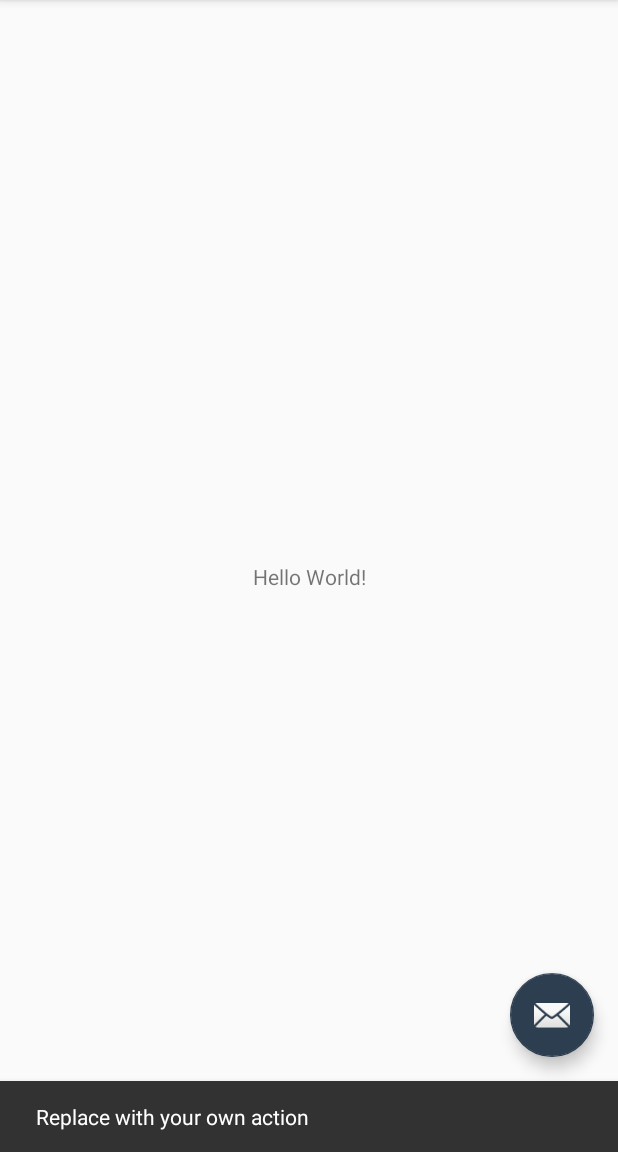
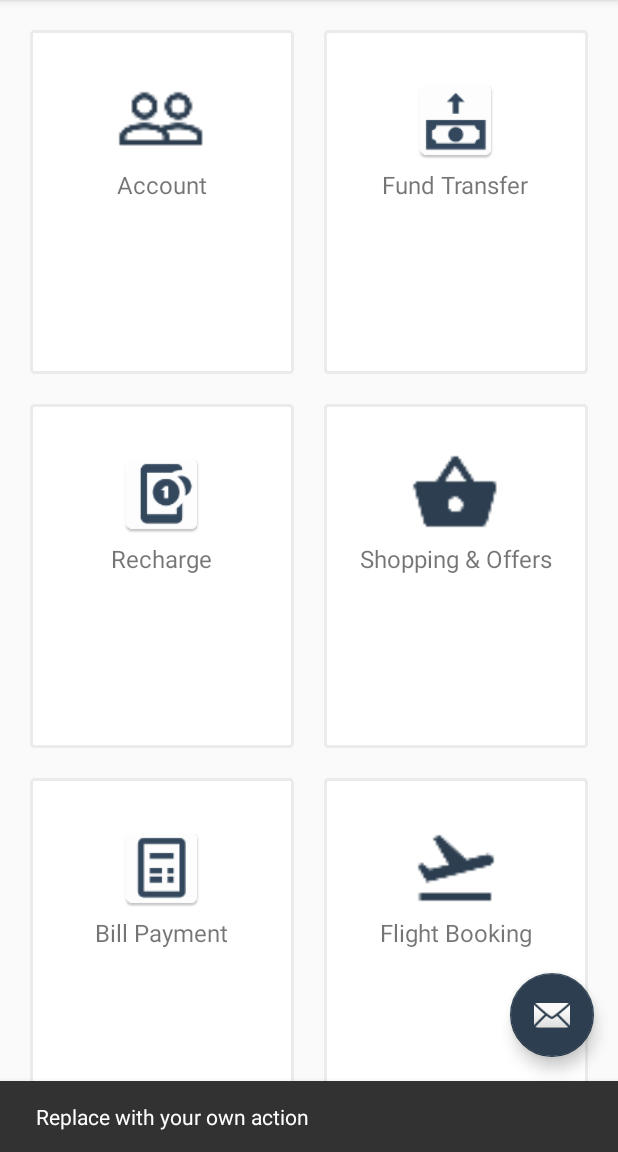
Before and after one commit to RishikaPriya/Hackathon, an Android app: the MainActivity screen opened directly, with no data from a screen before it, after a tap on an icon or button, on a phone screen of 412 x 824 dp, the part 84-1236 px from its top. Run offline under Robolectric (Android 15) with nearby library versions, the phone set to English and light mode, and no system bars; network calls fail.

Commit message:
Added Home Screen

```diff
--- a/app/src/main/java/com/example/rishikapriya/barclaycard/MainActivity.java
+++ b/app/src/main/java/com/example/rishikapriya/barclaycard/MainActivity.java
@@ -12,6 +12,10 @@ import android.support.v7.app.AppCompatActivity;
 import android.support.v7.widget.Toolbar;
 import android.view.Menu;
 import android.view.MenuItem;
+
+import com.example.rishikapriya.barclaycard.deals.MyOffersFragment;
+import com.example.rishikapriya.barclaycard.summary.Account;
+import com.example.rishikapriya.barclaycard.summary.AccountSummaryFragment;
 
 public class MainActivity extends AppCompatActivity implements NavigationView.OnNavigationItemSelectedListener {
 
@@ -39,6 +43,18 @@ public class MainActivity extends AppCompatActivity implements NavigationView.On
 
         NavigationView navigationView = (NavigationView) findViewById(R.id.nav_view);
         navigationView.setNavigationItemSelectedListener(this);
+        showMyOffersFragment();
+    }
+
+    private void showMyOffersFragment() {
+        getSupportFragmentManager().beginTransaction().replace(R.id.content_frame, MyOffersFragment.newInstance(),MyOffersFragment.class.toString()).commit();
+    }
+
+    private void showAccountSummaryFragment() {
+        getSupportFragmentManager().beginTransaction().replace(R.id.content_frame, AccountSummaryFragment.newInstance(new Account()),AccountSummaryFragment.class.toString());
+    }
+
+    private void pushFragment() {
     }
 
     @Override
@@ -79,19 +95,19 @@ public class MainActivity extends AppCompatActivity implements NavigationView.On
         // Handle navigation view item clicks here.
         int id = item.getItemId();
 
-       /* if (id == R.id.nav_camera) {
+        if (id == R.id.nav_summary) {
             // Handle the camera action
-        } else if (id == R.id.nav_gallery) {
+        } else if (id == R.id.nav_deals) {
+            showMyOffersFragment();
+        } else if (id == R.id.nav_notification) {
 
-        } else if (id == R.id.nav_slideshow) {
+        } else if (id == R.id.nav_payments) {
 
-        } else if (id == R.id.nav_manage) {
+        } else if (id == R.id.nav_rewards) {
 
-        } else if (id == R.id.nav_share) {
+        } else if (id == R.id.nav_transactions) {
 
-        } else if (id == R.id.nav_send) {
-
-        }*/
+        }
 
         DrawerLayout drawer = (DrawerLayout) findViewById(R.id.drawer_layout);
         drawer.closeDrawer(GravityCompat.START);
--- /dev/null
+++ b/app/src/main/java/com/example/rishikapriya/barclaycard/deals/MyOffersFragment.java
@@ -0,0 +1,29 @@
+package com.example.rishikapriya.barclaycard.deals;
+
+import android.os.Bundle;
+import android.support.annotation.Nullable;
+import android.support.v4.app.Fragment;
+import android.view.LayoutInflater;
+import android.view.View;
+import android.view.ViewGroup;
+
+import com.example.rishikapriya.barclaycard.R;
+
+
+/**
+ * Created by rishikapriya on 17/11/17.
+ */
+
+public class MyOffersFragment extends Fragment {
+    public static Fragment newInstance() {
+        return new MyOffersFragment();
+    }
+
+    @Nullable
+    @Override
+    public View onCreateView(LayoutInflater inflater, @Nullable ViewGroup container, @Nullable Bundle savedInstanceState) {
+        View view = inflater.inflate(R.layout.offers_layout,null,false);
+
+        return view;
+    }
+}
--- /dev/null
+++ b/app/src/main/java/com/example/rishikapriya/barclaycard/summary/Account.java
@@ -0,0 +1,16 @@
+package com.example.rishikapriya.barclaycard.summary;
+
+import java.io.Serializable;
+
+/**
+ * Created by rishikapriya on 17/11/17.
+ */
+
+public class Account implements Serializable{
+
+    private double balance;
+    private String walletCode;
+    private String name;
+    private String address;
+
+}
--- /dev/null
+++ b/app/src/main/java/com/example/rishikapriya/barclaycard/summary/AccountSummaryFragment.java
@@ -0,0 +1,45 @@
+package com.example.rishikapriya.barclaycard.summary;
+
+import android.os.Bundle;
+import android.support.annotation.Nullable;
+import android.support.v4.app.Fragment;
+import android.view.LayoutInflater;
+import android.view.View;
+import android.view.ViewGroup;
+
+import com.example.rishikapriya.barclaycard.R;
+
+/**
+ * Created by rishikapriya on 17/11/17.
+ */
+
+public class AccountSummaryFragment extends Fragment {
+
+    private Account account ;
+
+    public static AccountSummaryFragment newInstance(Account account) {
+
+        Bundle args = new Bundle();
+
+        AccountSummaryFragment fragment = new AccountSummaryFragment();
+        args.putSerializable("account",account);
+        fragment.setArguments(args);
+        return fragment;
+    }
+
+    @Nullable
+    @Override
+    public View onCreateView(LayoutInflater inflater, @Nullable ViewGroup container, @Nullable Bundle savedInstanceState) {
+        View view = inflater.inflate(R.layout.account_summary, null, false);
+        return view;
+    }
+
+    @Override
+    public void onCreate(@Nullable Bundle savedInstanceState) {
+        super.onCreate(savedInstanceState);
+        Bundle arg = getArguments();
+
+        account = (Account) arg.getSerializable("account");
+
+    }
+}
--- /dev/null
+++ b/app/src/main/res/drawable/background.xml
@@ -0,0 +1,10 @@
+<?xml version="1.0" encoding="utf-8"?>
+<shape xmlns:android="http://schemas.android.com/apk/res/android"
+    android:shape="rectangle">
+    <gradient android:startColor="@color/white"
+        android:endColor="@color/white"
+        android:angle="270"/>
+    <corners android:radius="@dimen/dimen_2dp"/>
+    <stroke android:width="@dimen/dimen_2dp" android:color="@color/light_grey" />
+
+</shape>
--- /dev/null
+++ b/app/src/main/res/layout/account_summary.xml
@@ -0,0 +1,6 @@
+<?xml version="1.0" encoding="utf-8"?>
+<android.support.constraint.ConstraintLayout
+    xmlns:android="http://schemas.android.com/apk/res/android" android:layout_width="match_parent"
+    android:layout_height="match_parent">
+
+</android.support.constraint.ConstraintLayout>
--- a/app/src/main/res/layout/content_main.xml
+++ b/app/src/main/res/layout/content_main.xml
@@ -7,8 +7,13 @@
     app:layout_behavior="@string/appbar_scrolling_view_behavior"
     tools:context="com.example.rishikapriya.barclaycard.MainActivity"
     tools:showIn="@layout/app_bar_main">
+    <FrameLayout
+        android:id="@+id/content_frame"
+        android:layout_width="match_parent"
+        android:layout_height="match_parent">
 
-    <TextView
+    </FrameLayout>
+    <!--<TextView
         android:layout_width="wrap_content"
         android:layout_height="wrap_content"
         android:text="Hello World!"
@@ -17,5 +22,5 @@
         app:layout_constraintLeft_toLeftOf="parent"
         app:layout_constraintRight_toRightOf="parent"
         app:layout_constraintTop_toTopOf="parent" />
-
+-->
 </android.support.constraint.ConstraintLayout>
--- /dev/null
+++ b/app/src/main/res/layout/offers_layout.xml
@@ -0,0 +1,201 @@
+<?xml version="1.0" encoding="utf-8"?>
+<LinearLayout xmlns:android="http://schemas.android.com/apk/res/android"
+    android:orientation="vertical"
+    android:layout_width="match_parent"
+    android:layout_height="match_parent"
+    android:padding="@dimen/dimen_10dp">
+
+    <LinearLayout
+        android:layout_width="match_parent"
+        android:layout_height="match_parent"
+        android:orientation="vertical"
+        android:weightSum="3">
+        <LinearLayout
+            android:layout_width="match_parent"
+            android:layout_height="wrap_content"
+            android:layout_weight="1"
+            android:weightSum="2"
+            android:layout_gravity="center"
+            android:orientation="horizontal">
+
+            <RelativeLayout
+                android:layout_width="match_parent"
+                android:layout_height="match_parent"
+                android:id="@+id/rl_account"
+                android:layout_weight="1"
+                android:background="@drawable/background"
+                android:layout_margin="@dimen/dimen_10dp">
+                <ImageView
+                    android:layout_width="match_parent"
+                    android:layout_height="@dimen/dimen_60dp"
+                    android:src="@mipmap/ic_people_outline"
+                    android:tint="@color/grey_blue_dark"
+                    android:id="@+id/img_account"
+                    android:layout_marginTop="30dp"
+                    />
+                <TextView
+                    android:id="@+id/accounts"
+                    android:layout_width="wrap_content"
+                    android:layout_height="wrap_content"
+                    android:text="@string/account"
+                    android:layout_below="@id/img_account"
+                    android:paddingTop="@dimen/dimen_2dp"
+                    android:textSize="16sp"
+                    android:layout_centerInParent="true"
+                    android:layout_marginBottom="20dp"/>
+            </RelativeLayout>
+
+
+            <RelativeLayout
+                android:layout_width="match_parent"
+                android:layout_height="match_parent"
+                android:id="@+id/rl_fund_transfer"
+                android:layout_weight="1"
+                android:background="@drawable/background"
+                android:layout_margin="@dimen/dimen_10dp">
+                <ImageView
+                    android:layout_width="match_parent"
+                    android:layout_height="@dimen/dimen_60dp"
+                    android:src="@mipmap/ic_send_money"
+                    android:id="@+id/img_fund_transfer"
+                    android:layout_marginTop="30dp" />
+                <TextView
+                    android:id="@+id/fund_transfer"
+                    android:layout_width="wrap_content"
+                    android:layout_height="wrap_content"
+                    android:text="@string/fund_transfer"
+                    android:layout_below="@id/img_fund_transfer"
+                    android:paddingTop="@dimen/dimen_2dp"
+                    android:textSize="16sp"
+                    android:layout_centerInParent="true"
+                    android:layout_marginBottom="20dp"/>
+            </RelativeLayout>
+
+
+        </LinearLayout>
+
+        <LinearLayout
+            android:layout_width="match_parent"
+            android:layout_height="wrap_content"
+            android:layout_weight="1"
+            android:weightSum="2"
+            android:orientation="horizontal">
+
+            <RelativeLayout
+                android:layout_width="match_parent"
+                android:layout_height="match_parent"
+                android:layout_weight="1"
+                android:background="@drawable/background"
+                android:layout_margin="@dimen/dimen_10dp">
+                <ImageView
+                    android:layout_width="match_parent"
+                    android:layout_height="@dimen/dimen_60dp"
+                    android:src="@mipmap/ic_recharge"
+                    android:id="@+id/img_recharge"
+                    android:layout_marginTop="30dp" />
+                <TextView
+                    android:id="@+id/tv_recharge"
+                    android:layout_width="wrap_content"
+                    android:layout_height="wrap_content"
+                    android:text="@string/recharge"
+                    android:layout_below="@id/img_recharge"
+                    android:paddingTop="@dimen/dimen_2dp"
+                    android:textSize="16sp"
+                    android:layout_centerInParent="true"
+                    android:layout_marginBottom="20dp"/>
+            </RelativeLayout>
+
+
+            <RelativeLayout
+                android:layout_width="match_parent"
+                android:layout_height="match_parent"
+                android:layout_weight="1"
+                android:background="@drawable/background"
+                android:layout_margin="@dimen/dimen_10dp">
+                <ImageView
+                    android:layout_width="match_parent"
+                    android:layout_height="@dimen/dimen_60dp"
+                    android:src="@mipmap/ic_shopping_basket"
+                    android:tint="@color/grey_blue_dark"
+                    android:id="@+id/img_offer"
+                    android:layout_marginTop="30dp" />
+                <TextView
+                    android:id="@+id/tv_offers"
+                    android:layout_width="wrap_content"
+                    android:layout_height="wrap_content"
+                    android:text="@string/shopping_offer"
+                    android:layout_below="@id/img_offer"
+                    android:paddingTop="@dimen/dimen_2dp"
+                    android:textSize="16sp"
+                    android:layout_centerInParent="true"
+                    android:layout_marginBottom="20dp"/>
+            </RelativeLayout>
+
+
+        </LinearLayout>
+
+        <LinearLayout
+            android:layout_width="match_parent"
+            android:layout_height="wrap_content"
+            android:weightSum="2"
+            android:layout_weight="1"
+            android:orientation="horizontal">
+
+            <RelativeLayout
+                android:layout_weight="1"
+                android:layout_width="match_parent"
+                android:layout_height="match_parent"
+                android:background="@drawable/background"
+                android:layout_margin="@dimen/dimen_10dp">
+                <ImageView
+                    android:layout_width="match_parent"
+                    android:layout_height="@dimen/dimen_60dp"
+                    android:src="@mipmap/ic_bill"
+                    android:id="@+id/img_bill"
+                    android:layout_marginTop="30dp" />
+                <TextView
+                    android:id="@+id/tv_billing_payment"
+                    android:layout_width="wrap_content"
+                    android:layout_height="wrap_content"
+                    android:text="@string/bill_payment"
+                    android:layout_below="@id/img_bill"
+                    android:paddingTop="@dimen/dimen_2dp"
+                    android:textSize="16sp"
+                    android:layout_centerInParent="true"
+                    android:layout_marginBottom="20dp"/>
+            </RelativeLayout>
+
+
+            <RelativeLayout
+                android:layout_weight="1"
+                android:layout_width="match_parent"
+                android:layout_height="match_parent"
+                android:orientation="vertical"
+                android:background="@drawable/background"
+                android:layout_margin="@dimen/dimen_10dp">
+                <ImageView
+                    android:layout_width="match_parent"
+                    android:layout_height="@dimen/dimen_60dp"
+                    android:id="@+id/img_flight"
+                    android:layout_marginTop="30dp"
+                    android:tint="@color/grey_blue_dark"
+                    android:src="@mipmap/ic_flight_takeoff"/>
+                <TextView
+                    android:id="@+id/tv_flight_booking"
+                    android:layout_width="wrap_content"
+                    android:layout_height="wrap_content"
+                    android:text="@string/flight_booking"
+                    android:layout_below="@id/img_flight"
+                    android:paddingTop="@dimen/dimen_2dp"
+                    android:textSize="16sp"
+                    android:layout_centerInParent="true"
+                    android:layout_marginBottom="20dp"/>
+            </RelativeLayout>
+
+
+        </LinearLayout>
+
+
+    </LinearLayout>
+
+</LinearLayout>
--- a/app/src/main/res/menu/activity_main_drawer.xml
+++ b/app/src/main/res/menu/activity_main_drawer.xml
@@ -5,28 +5,28 @@
         <item
             android:id="@+id/nav_summary"
             android:icon="@drawable/ic_summary"
-            android:title="Account Summary" />
+            android:title="@string/account_summary" />
         <item
             android:id="@+id/nav_deals"
             android:icon="@drawable/ic_coins"
-            android:title="My Deals" />
+            android:title="@string/my_deals" />
         <item
             android:id="@+id/nav_payments"
             android:icon="@drawable/ic_payments"
-            android:title="Payments" />
+            android:title="@string/payments" />
         <item
             android:id="@+id/nav_transactions"
             android:icon="@drawable/ic_transaction"
-            android:title="Transactions" />
+            android:title="@string/transactions" />
 
         <item
             android:id="@+id/nav_rewards"
             android:icon="@drawable/ic_rewards"
-            android:title="Rewards" />
+            android:title="@string/rewards" />
         <item
             android:id="@+id/nav_notification"
             android:icon="@drawable/ic_manage_notification"
-            android:title="Manage Notification" />
+            android:title="@string/manage_notification" />
     </group>
 
 </menu>
--- a/app/src/main/res/values/colors.xml
+++ b/app/src/main/res/values/colors.xml
@@ -6,4 +6,6 @@
     <color name="grey_blue">#34495b</color>
     <color name="grey_blue_dark">#2c3e50</color>
     <color name="grey_blue_light">#3C6478</color>
+    <color name="white">#FFFFFF</color>
+    <color name="light_grey">#EBEBEB</color>
 </resources>
--- a/app/src/main/res/values/dimens.xml
+++ b/app/src/main/res/values/dimens.xml
@@ -6,4 +6,9 @@
     <dimen name="nav_header_height">160dp</dimen>
     <dimen name="fab_margin">16dp</dimen>
     <dimen name="design_navigation_icon_size" tools:override="true">40dp</dimen>
+    <dimen name="dimen_2dp">2dp</dimen>
+    <dimen name="dimen_5d">5dp</dimen>
+    <dimen name="dimen_60dp">60dp</dimen>
+    <dimen name="dimen_100dp">100dp</dimen>
+    <dimen name="dimen_10dp">10dp</dimen>
 </resources>
--- a/app/src/main/res/values/strings.xml
+++ b/app/src/main/res/values/strings.xml
@@ -19,4 +19,17 @@
         completions."
     </string>
 
+
+    <string name="shopping_offer">Shopping &amp; Offers</string>
+    <string name="recharge">Recharge</string>
+    <string name="fund_transfer">Fund Transfer</string>
+    <string name="account">Account</string>
+    <string name="flight_booking">Flight Booking</string>
+    <string name="bill_payment">Bill Payment</string>
+    <string name="account_summary">Account Summary</string>
+    <string name="my_deals">My Deals</string>
+    <string name="payments">Payments</string>
+    <string name="transactions">Transactions</string>
+    <string name="rewards">Rewards</string>
+    <string name="manage_notification">Manage Notification</string>
 </resources>
```
